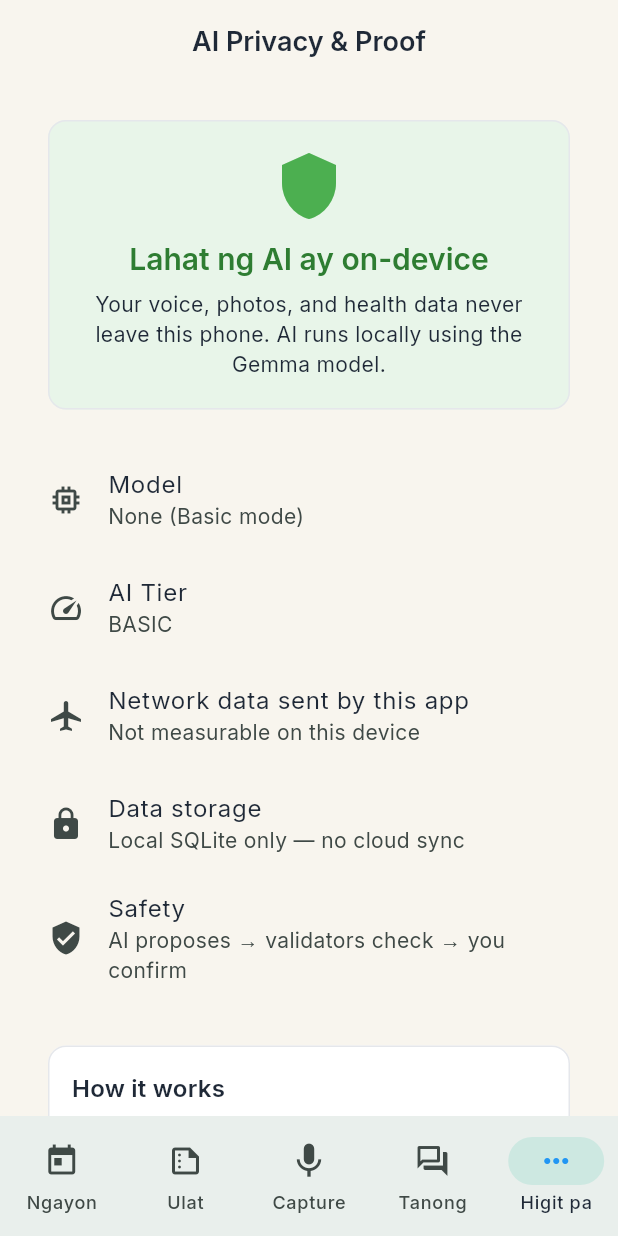
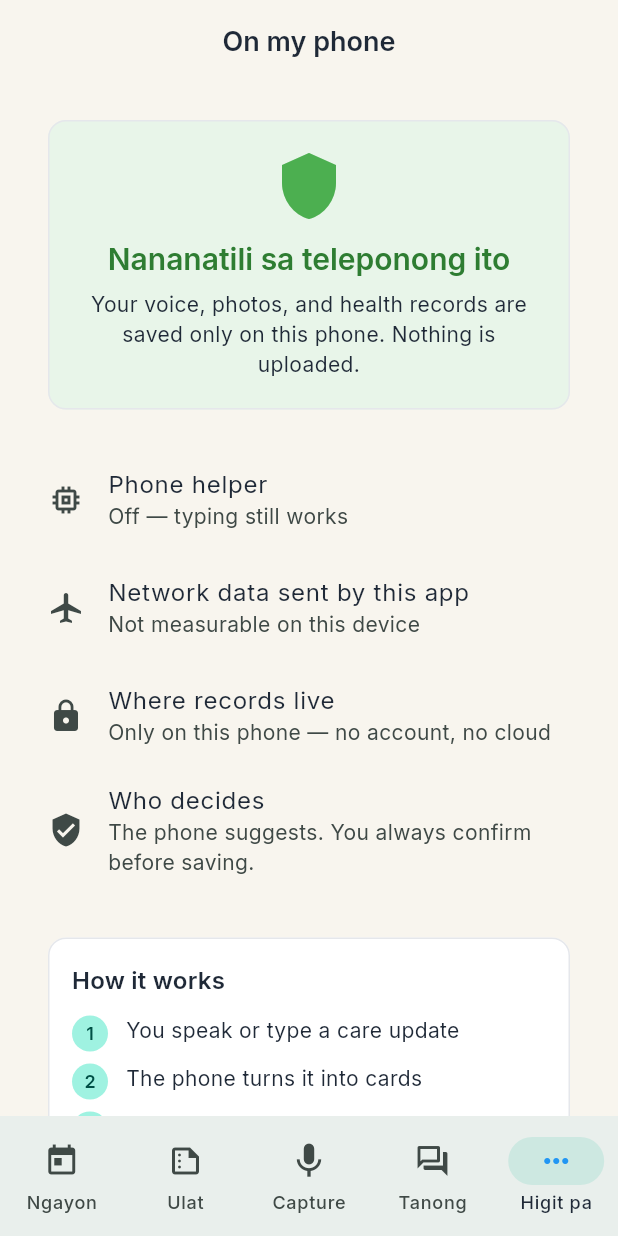
Before and after one commit to johnverz22/AILaga, a Flutter app: the AiPrivacyPanel screen opened by its route, on a phone screen of 412 x 824 dp. Run offline on Flutter 3.47's test engine with Material 3 defaults, Android fonts, the phone set to English and light mode, and no system bars; our stand-ins replace drift, flutter_local_notifications, flutter_riverpod, flutter_timezone, go_router, google_fonts and 7 more; missing offline and left inert: flutter_gemma, flutter_gemma_litertlm, record; accounts and stored records are empty; generated files the repository leaves out were written again.

Commit message:
fix(F10): replace jargon and untrue claims with conditional, true statements
Privacy panel no longer claims "all AI is on-device" or that data "never
leaves this phone" unconditionally — it now shows real helper state
(on/off), a plain-word speed label only when the helper runs, and honest
storage/decision facts. Removed jargon (AI/model/tier/proposal) from
user-visible strings across settings, capture, review tray, and care
notes; provenance notes now read "Phone-assisted".

Generated with [Devin](https://devin.ai)

Co-Authored-By: Devin <158243242+devin-ai-integration[bot]@users.noreply.github.com>

```diff
--- a/lib/features/capture/application/confirm_proposals.dart
+++ b/lib/features/capture/application/confirm_proposals.dart
@@ -115,7 +115,7 @@ class ConfirmProposalsUseCase {
         await medicationRepo.updateOccurrenceStatus(
           pendingOcc.id,
           MedicationStatus.taken,
-          note: 'AI-assisted: ${proposal.sourceQuote ?? "voice capture"}',
+          note: 'Phone-assisted: ${proposal.sourceQuote ?? "voice capture"}',
         );
         return true;
 
@@ -139,7 +139,7 @@ class ConfirmProposalsUseCase {
         await medicationRepo.updateOccurrenceStatus(
           pendingOcc.id,
           MedicationStatus.skipped,
-          note: payload['reasonText'] as String? ?? 'AI-assisted skip',
+          note: payload['reasonText'] as String? ?? 'Phone-assisted skip',
         );
         return true;
 
--- a/lib/features/capture/presentation/review_tray_screen.dart
+++ b/lib/features/capture/presentation/review_tray_screen.dart
@@ -83,7 +83,7 @@ class _ReviewTrayScreenState extends ConsumerState<ReviewTrayScreen> {
                         Icon(Icons.check_circle_outline,
                             size: 64, color: theme.colorScheme.primary),
                         const SizedBox(height: 16),
-                        Text('Walang records na na-detect.',
+                        Text('Walang narinig na tala.',
                             style: theme.textTheme.bodyLarge),
                       ],
                     ),
--- a/lib/features/capture/presentation/voice_capture_screen.dart
+++ b/lib/features/capture/presentation/voice_capture_screen.dart
@@ -51,7 +51,7 @@ class _VoiceCaptureScreenState extends ConsumerState<VoiceCaptureScreen> {
 
     return Scaffold(
       appBar: AppBar(
-        title: const Text('Mag-capture'),
+        title: const Text('Magtala'),
         actions: [
           // SOS button in every app bar per spec
           Padding(
@@ -91,7 +91,7 @@ class _VoiceCaptureScreenState extends ConsumerState<VoiceCaptureScreen> {
                         SizedBox(width: 8),
                         Expanded(
                           child: Text(
-                            'Basic mode — type your notes below. Download the AI model in Settings for voice capture.',
+                            'I-type muna ang tala sa baba. I-on ang Phone helper sa Settings para makapagsalita.',
                             style: TextStyle(fontSize: 13),
                           ),
                         ),
@@ -199,7 +199,7 @@ class _VoiceCaptureScreenState extends ConsumerState<VoiceCaptureScreen> {
       crossAxisAlignment: CrossAxisAlignment.start,
       children: [
         Text(
-          '${_proposals.length} records detected',
+          '${_proposals.length} tala ang narinig',
           style: theme.textTheme.titleMedium,
         ),
         const SizedBox(height: 8),
@@ -265,7 +265,7 @@ class _VoiceCaptureScreenState extends ConsumerState<VoiceCaptureScreen> {
       } catch (e) {
         if (mounted) {
           ScaffoldMessenger.of(context).showSnackBar(
-            SnackBar(content: Text('Mic unavailable: $e')),
+            SnackBar(content: Text('Hindi magamit ang mic: $e')),
           );
         }
         return;
--- a/lib/features/care_notes/presentation/widgets/care_note_card.dart
+++ b/lib/features/care_notes/presentation/widgets/care_note_card.dart
@@ -63,7 +63,7 @@ class CareNoteCard extends StatelessWidget {
                         Icon(Icons.auto_awesome, size: 14, color: cs.secondary),
                         const SizedBox(width: 6),
                         Text(
-                          'AI Summary',
+                          'Phone summary',
                           style: theme.textTheme.labelSmall!.copyWith(color: cs.secondary, fontWeight: FontWeight.bold),
                         ),
                       ],
--- a/lib/features/settings/presentation/ai_privacy_panel.dart
+++ b/lib/features/settings/presentation/ai_privacy_panel.dart
@@ -2,6 +2,7 @@ import 'package:flutter/material.dart';
 import 'package:flutter_riverpod/flutter_riverpod.dart';
 
 import '../../../services/ai/local/ai_providers.dart';
+import '../../../services/ai/local/local_ai_engine.dart';
 import '../../../services/ai/local/proof/traffic_proof_channel.dart';
 
 /// Real per-app traffic counters from Android TrafficStats (spike S5).
@@ -25,12 +26,14 @@ class AiPrivacyPanel extends ConsumerWidget {
     final tierAsync = ref.watch(aiTierProvider);
     final engine = ref.watch(localAiEngineProvider);
 
+    final helperOn = engine.engineId != 'null_engine';
+
     return Scaffold(
-      appBar: AppBar(title: const Text('AI Privacy & Proof')),
+      appBar: AppBar(title: const Text('On my phone')),
       body: ListView(
         padding: const EdgeInsets.all(16),
         children: [
-          // Hero section
+          // Hero section — states only what is true right now.
           Card(
             color: Colors.green.shade50,
             child: Padding(
@@ -40,15 +43,15 @@ class AiPrivacyPanel extends ConsumerWidget {
                   const Icon(Icons.shield, size: 48, color: Colors.green),
                   const SizedBox(height: 12),
                   Text(
-                    'Lahat ng AI ay on-device',
+                    'Nananatili sa teleponong ito',
                     style: theme.textTheme.titleLarge?.copyWith(
                       color: Colors.green.shade800,
                     ),
                   ),
                   const SizedBox(height: 8),
                   Text(
-                    'Your voice, photos, and health data never leave this phone. '
-                    'AI runs locally using the Gemma model.',
+                    'Your voice, photos, and health records are saved only '
+                    'on this phone. Nothing is uploaded.',
                     style: theme.textTheme.bodyMedium,
                     textAlign: TextAlign.center,
                   ),
@@ -58,22 +61,28 @@ class AiPrivacyPanel extends ConsumerWidget {
           ),
           const SizedBox(height: 16),
 
-          // Model info
+          // Helper status — plain words, true facts only.
           _infoTile(
             theme,
             icon: Icons.memory,
-            label: 'Model',
-            value: engine.engineId == 'null_engine'
-                ? 'None (Basic mode)'
-                : engine.engineId,
+            label: 'Phone helper',
+            value: helperOn
+                ? 'On — works without internet'
+                : 'Off — typing still works',
           ),
           tierAsync.when(
-            data: (tier) => _infoTile(
-              theme,
-              icon: Icons.speed,
-              label: 'AI Tier',
-              value: tier.name.toUpperCase(),
-            ),
+            data: (tier) => helperOn
+                ? _infoTile(
+                    theme,
+                    icon: Icons.speed,
+                    label: 'Helper speed on this phone',
+                    value: switch (tier) {
+                      AiTier.full => 'Normal',
+                      AiTier.lite => 'Slower (smaller phone)',
+                      AiTier.basic => 'Not running',
+                    },
+                  )
+                : const SizedBox.shrink(),
             loading: () => const SizedBox.shrink(),
             error: (_, __) => const SizedBox.shrink(),
           ),
@@ -108,14 +117,14 @@ class AiPrivacyPanel extends ConsumerWidget {
           _infoTile(
             theme,
             icon: Icons.lock,
-            label: 'Data storage',
-            value: 'Local SQLite only — no cloud sync',
+            label: 'Where records live',
+            value: 'Only on this phone — no account, no cloud',
           ),
           _infoTile(
             theme,
             icon: Icons.verified_user,
-            label: 'Safety',
-            value: 'AI proposes → validators check → you confirm',
+            label: 'Who decides',
+            value: 'The phone suggests. You always confirm before saving.',
           ),
 
           const SizedBox(height: 24),
@@ -129,10 +138,10 @@ class AiPrivacyPanel extends ConsumerWidget {
                   Text('How it works', style: theme.textTheme.titleMedium),
                   const SizedBox(height: 8),
                   _stepRow('1', 'You speak or type a care update'),
-                  _stepRow('2', 'AI on this phone extracts records'),
-                  _stepRow('3', 'Validators check all values'),
+                  _stepRow('2', 'The phone turns it into cards'),
+                  _stepRow('3', 'Every number is checked'),
                   _stepRow('4', 'You review and confirm'),
-                  _stepRow('5', 'Records are saved locally'),
+                  _stepRow('5', 'It is saved on this phone'),
                 ],
               ),
             ),
--- a/lib/features/settings/presentation/settings_screen.dart
+++ b/lib/features/settings/presentation/settings_screen.dart
@@ -61,11 +61,11 @@ class SettingsScreen extends StatelessWidget {
           ),
 
           const Divider(),
-          _buildSectionHeader('AI Features'),
+          _buildSectionHeader('Phone helper'),
           SwitchListTile(
             secondary: const Icon(Icons.auto_awesome),
-            title: const Text('AI Summaries'),
-            subtitle: const Text('AI summaries are optional. Template-based summaries are always available.'),
+            title: const Text('Phone-made summaries'),
+            subtitle: const Text('Optional. Simple summaries always work.'),
             value: false,
             onChanged: (val) {},
           ),
```
Also changed, not shown: 2 other files.
